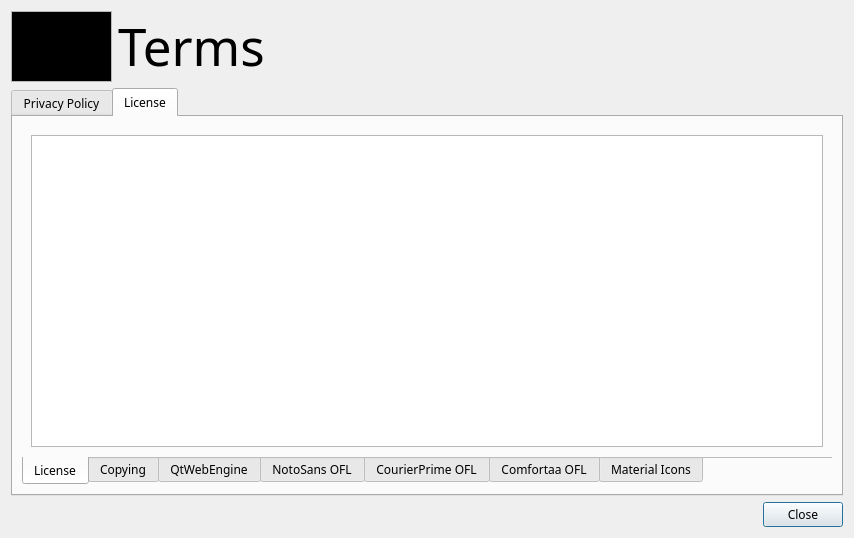
First picture: the form in wikiLYNX/ui/terms.ui, repository flamboyantpenguin/wikilynx, before the edit.
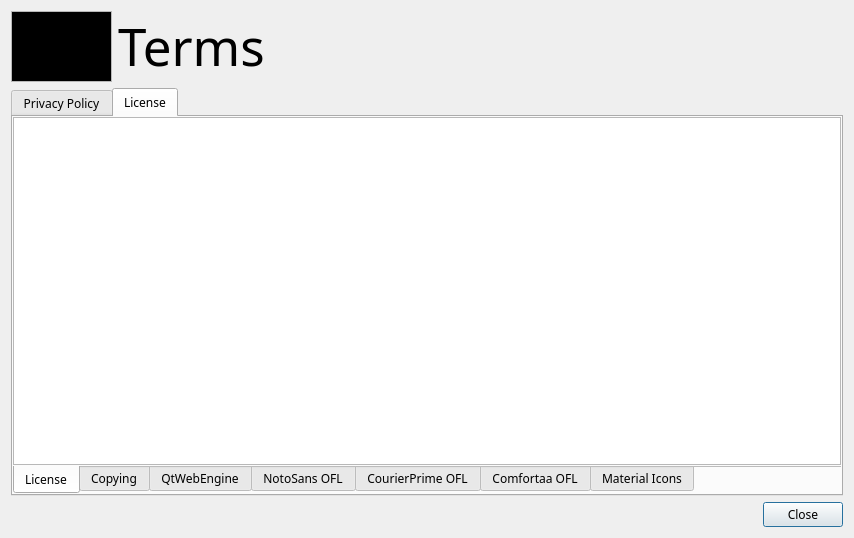
Second picture: the form after the edit. The open tabs and pages were chosen to show the change. Icons and pictures are not drawn.

Commit message: Release 1.5.5-C0 - Fixed incorrect gamewindow status - Fonts should now be clear on Windows (Disabled hinting) - Doc Update (Imcomplete) - Added newsew icons - Added credits (Incomplete) - Light/Dark Variants for Image assets (Imcomplete)

The edit to the form file:
```diff
--- a/wikiLYNX/ui/terms.ui
+++ b/wikiLYNX/ui/terms.ui
@@ -28,6 +28,7 @@
   <property name="font">
    <font>
     <family>Comfortaa</family>
+    <hintingpreference>PreferNoHinting</hintingpreference>
    </font>
   </property>
   <property name="windowTitle">
@@ -143,6 +144,21 @@
        <string>License</string>
       </attribute>
       <layout class="QVBoxLayout" name="verticalLayout_8">
+       <property name="spacing">
+        <number>0</number>
+       </property>
+       <property name="leftMargin">
+        <number>0</number>
+       </property>
+       <property name="topMargin">
+        <number>0</number>
+       </property>
+       <property name="rightMargin">
+        <number>0</number>
+       </property>
+       <property name="bottomMargin">
+        <number>0</number>
+       </property>
        <item>
         <widget class="QTabWidget" name="MainView">
          <property name="sizePolicy">
@@ -177,6 +193,21 @@
            <string>License</string>
           </attribute>
           <layout class="QVBoxLayout" name="verticalLayout">
+           <property name="spacing">
+            <number>0</number>
+           </property>
+           <property name="leftMargin">
+            <number>0</number>
+           </property>
+           <property name="topMargin">
+            <number>0</number>
+           </property>
+           <property name="rightMargin">
+            <number>0</number>
+           </property>
+           <property name="bottomMargin">
+            <number>0</number>
+           </property>
            <item>
             <widget class="QTextBrowser" name="licenseView">
              <property name="inputMethodHints">
```
Left out of the diff: 110 changed lines with no effect on the pictures. The commit also changes 130 other files.
